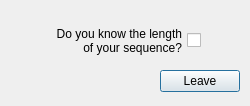
Old version of the form src/askBool.ui in the repository TaronSilver/genom.
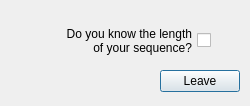
New version of the form.

The edit to the form file:
```diff
--- a/src/askBool.ui
+++ b/src/askBool.ui
@@ -29,7 +29,7 @@
   <widget class="QCheckBox" name="checkBox">
    <property name="geometry">
     <rect>
-     <x>10</x>
+     <x>20</x>
      <y>10</y>
      <width>191</width>
      <height>61</height>
```
